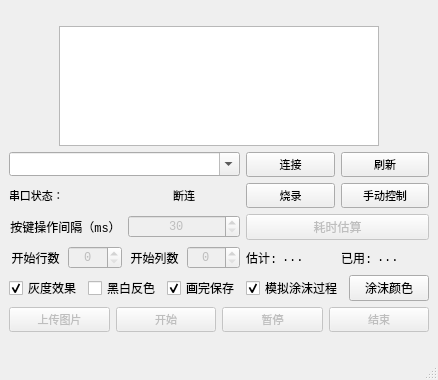
Old version of the form AutoSplatoon/autosplatoon.ui in the repository wang-ji-yuan/AutoSplatoon.
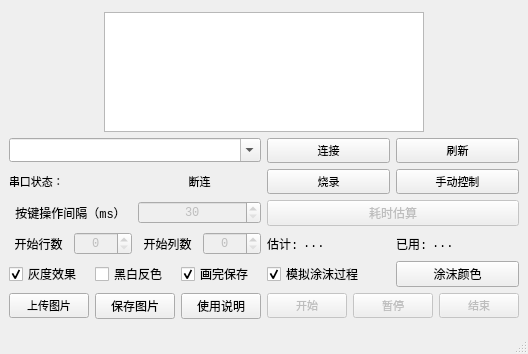
New version of the form. Icons and pictures are not drawn. Custom widgets are drawn as their Qt base class.

The edit to the form file:
```diff
--- a/AutoSplatoon/autosplatoon.ui
+++ b/AutoSplatoon/autosplatoon.ui
@@ -7,7 +7,7 @@
     <x>0</x>
     <y>0</y>
     <width>433</width>
-    <height>380</height>
+    <height>354</height>
    </rect>
   </property>
   <property name="font">
@@ -433,7 +433,7 @@
         <item>
          <widget class="QPushButton" name="uploadButton">
           <property name="enabled">
-           <bool>false</bool>
+           <bool>true</bool>
           </property>
           <property name="font">
            <font>
@@ -447,6 +447,20 @@
           </property>
          </widget>
         </item>
+        <item>
+         <widget class="QPushButton" name="savePicButton">
+          <property name="text">
+           <string>保存图片</string>
+          </property>
+         </widget>
+        </item>
+        <item>
+         <widget class="QPushButton" name="helpButton">
+          <property name="text">
+           <string>使用说明</string>
+          </property>
+         </widget>
+        </item>
         <item>
          <widget class="QPushButton" name="startButton">
           <property name="enabled">
```
